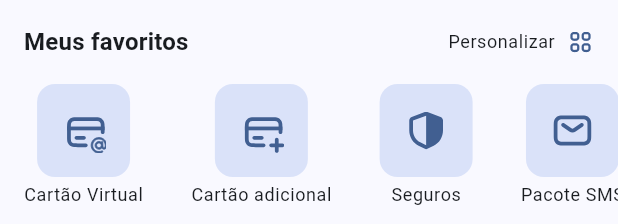
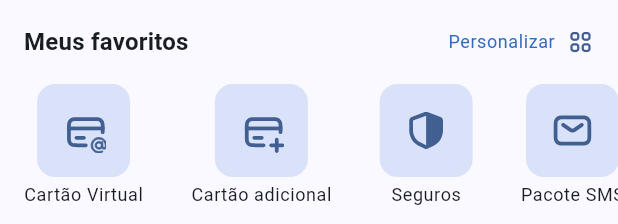
Before and after one commit to origemjhanpoll/flutter_gs3_test, a Flutter app: the MyFavoritesWidget widget shown alone on an empty page, opened directly, on a phone screen of 412 x 824 dp. Shown: the top 224 px of the screen. Run offline on Flutter 3.47's test engine with Material 3 defaults, Android fonts, the phone set to English and light mode, and no system bars; our stand-ins replace equatable, flutter_svg; network calls fail.

Commit message:
fix: changing colors in actions buttons

```diff
--- a/lib/app/views/widgets/my_favorites_widget.dart
+++ b/lib/app/views/widgets/my_favorites_widget.dart
@@ -55,7 +55,8 @@ class MyFavoritesWidget extends StatelessWidget {
                 children: [
                   Text(
                     'Personalizar',
-                    style: theme.textTheme.bodySmall,
+                    style: theme.textTheme.bodySmall!
+                        .copyWith(color: theme.primaryColor),
                   ),
                   SvgPicture.asset(
                     'assets/icons/more.svg',
```
Also changed, not shown: lib/app/views/home_view.dart (+14 -2 lines).
